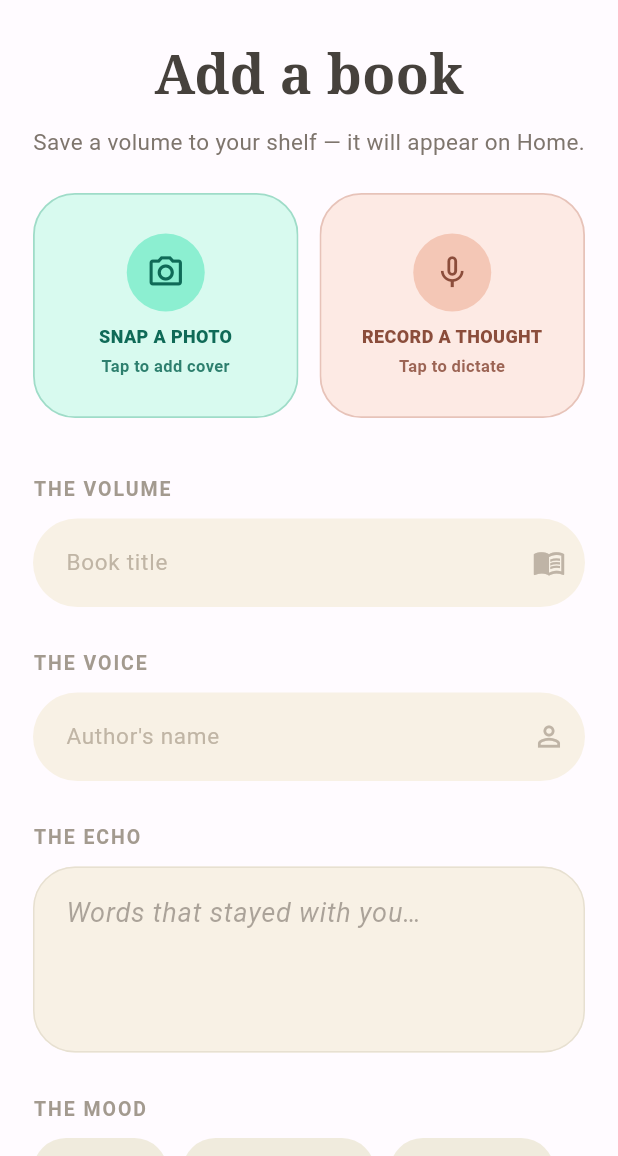
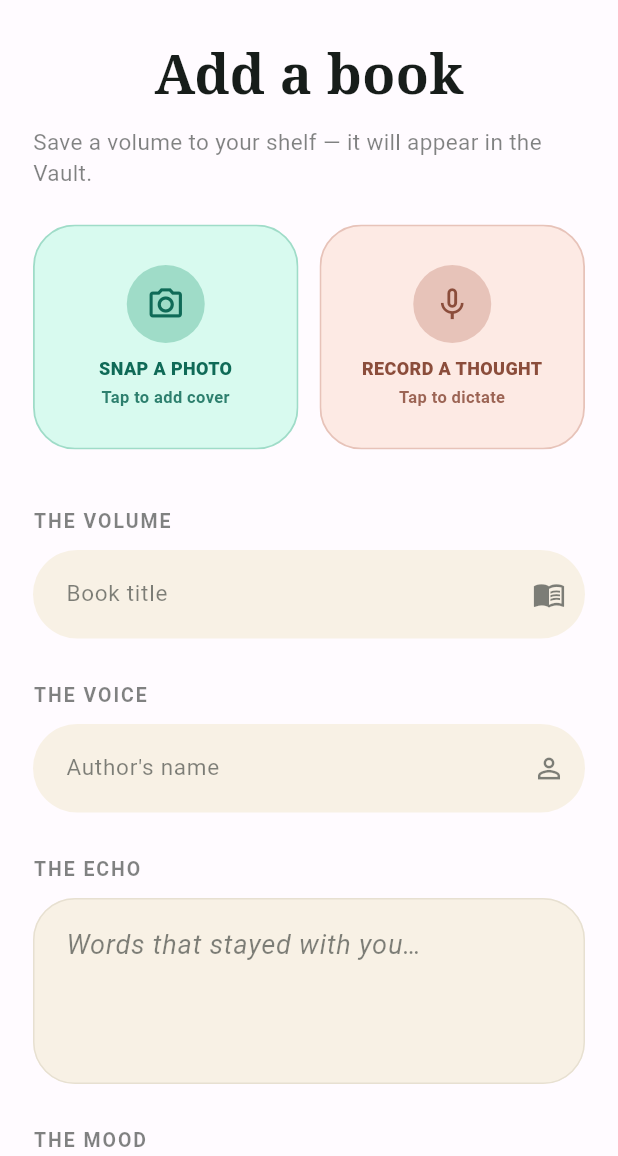
Before and after one commit to minhvyha/Ink-Echo, a Flutter app: the screen it shows once a user with an empty profile is signed in, after a tap on "Add entry", on a phone screen of 412 x 824 dp, the part 80-1236 px from its top. Run offline on Flutter 3.47's test engine with Material 3 defaults, Android fonts, the phone set to English and light mode, and no system bars; our stand-ins replace cloud_firestore, firebase_auth, firebase_core, google_sign_in, image_picker, permission_handler and 2 more; accounts and stored records are empty; network calls fail.

Commit message:
feat: Update LoginPage and ReflectionPage to use theme palette for consistent styling

```diff
--- a/lib/pages/login_page.dart
+++ b/lib/pages/login_page.dart
@@ -1,6 +1,8 @@
 import 'package:firebase_auth/firebase_auth.dart';
 import 'package:flutter/material.dart';
 import 'package:inkandecho/services/auth_service.dart';
+import 'package:inkandecho/theme/ink_echo_palette.dart';
+import 'package:inkandecho/theme/ink_echo_theme.dart';
 
 class LoginPage extends StatefulWidget {
   const LoginPage({super.key});
@@ -100,8 +102,9 @@ class _LoginPageState extends State<LoginPage> {
 
   @override
   Widget build(BuildContext context) {
+    final palette = context.inkPalette;
+
     return Scaffold(
-      backgroundColor: const Color(0xFFfffbff),
       body: SafeArea(
         child: SingleChildScrollView(
           child: Column(
@@ -110,13 +113,13 @@ class _LoginPageState extends State<LoginPage> {
                 padding: const EdgeInsets.symmetric(vertical: 24),
                 child: Row(
                   mainAxisAlignment: MainAxisAlignment.center,
-                  children: const [
-                    Icon(Icons.menu_book, color: Color(0xFF3EB489), size: 28),
+                  children: [
+                    Icon(Icons.menu_book, color: context.inkAccent, size: 28),
                     SizedBox(width: 8),
                     Text(
                       'Ink & Echo',
                       style: TextStyle(
-                        color: Color(0xFF3EB489),
+                        color: context.inkAccent,
                         fontSize: 24,
                         fontStyle: FontStyle.italic,
                         fontWeight: FontWeight.w600,
@@ -131,27 +134,27 @@ class _LoginPageState extends State<LoginPage> {
                   key: _formKey,
                   child: Column(
                     children: [
-                      _HeroBanner(),
+                      _HeroBanner(palette: palette),
                       const SizedBox(height: 28),
-                      const Text(
+                      Text(
                         'Welcome Home',
                         textAlign: TextAlign.center,
                         style: TextStyle(
                           fontSize: 34,
                           fontWeight: FontWeight.w800,
-                          color: Color(0xFF39382F),
+                          color: context.inkPrimaryText,
                         ),
                       ),
                       const SizedBox(height: 12),
-                      const Padding(
-                        padding: EdgeInsets.symmetric(horizontal: 8),
+                      Padding(
+                        padding: const EdgeInsets.symmetric(horizontal: 8),
                         child: Text(
                           'Sign in with email or Google to open your vault.',
                           textAlign: TextAlign.center,
                           style: TextStyle(
                             fontSize: 16,
                             height: 1.6,
-                            color: Color(0xFF66655A),
+                            color: context.inkMuted,
                           ),
                         ),
                       ),
@@ -183,7 +186,7 @@ class _LoginPageState extends State<LoginPage> {
                             _obscurePassword
                                 ? Icons.visibility_outlined
                                 : Icons.visibility_off_outlined,
-                            color: const Color(0xFFBFB4A6),
+                            color: context.inkMuted,
                           ),
                           onPressed: () => setState(
                             () => _obscurePassword = !_obscurePassword,
@@ -204,10 +207,10 @@ class _LoginPageState extends State<LoginPage> {
                           alignment: Alignment.centerRight,
                           child: TextButton(
                             onPressed: _loading ? null : _resetPassword,
-                            child: const Text(
+                            child: Text(
                               'Forgot password?',
                               style: TextStyle(
-                                color: Color(0xFF007352),
+                                color: context.inkPrimary,
                                 fontWeight: FontWeight.w600,
                               ),
                             ),
@@ -221,10 +224,10 @@ class _LoginPageState extends State<LoginPage> {
                         child: ElevatedButton(
                           onPressed: _loading ? null : _submitEmail,
                           style: ElevatedButton.styleFrom(
-                            backgroundColor: const Color(0xFF007352),
+                            backgroundColor: context.inkPrimary,
                             foregroundColor: Colors.white,
                             disabledBackgroundColor:
-                                const Color(0xFF007352).withValues(alpha: 0.5),
+                                context.inkPrimary.withValues(alpha: 0.5),
                             shape: RoundedRectangleBorder(
                               borderRadius: BorderRadius.circular(999),
                             ),
@@ -258,8 +261,8 @@ class _LoginPageState extends State<LoginPage> {
                           _isSignUp
                               ? 'Already have an account? Sign in'
                               : 'New here? Create an account',
-                          style: const TextStyle(
-                            color: Color(0xFF007352),
+                          style: TextStyle(
+                            color: context.inkPrimary,
                             fontWeight: FontWeight.w600,
                           ),
                         ),
@@ -270,24 +273,24 @@ class _LoginPageState extends State<LoginPage> {
                           Expanded(
                             child: Container(
                               height: 1,
-                              color: const Color(0xFFE6E3D3),
+                              color: context.inkPalette.border,
                             ),
                           ),
-                          const Padding(
-                            padding: EdgeInsets.symmetric(horizontal: 14),
+                          Padding(
+                            padding: const EdgeInsets.symmetric(horizontal: 14),
                             child: Text(
                               'OR',
                               style: TextStyle(
                                 fontSize: 12,
                                 letterSpacing: 2,
-                                color: Color(0xFF66655A),
+                                color: context.inkMuted,
                               ),
                             ),
                           ),
                           Expanded(
                             child: Container(
                               height: 1,
-                              color: const Color(0xFFE6E3D3),
+                              color: context.inkPalette.border,
                             ),
                           ),
                         ],
@@ -298,21 +301,21 @@ class _LoginPageState extends State<LoginPage> {
                         height: 58,
                         child: OutlinedButton.icon(
                           onPressed: _loading ? null : _signInWithGoogle,
-                          icon: const Icon(
+                          icon: Icon(
                             Icons.g_mobiledata,
                             size: 28,
-                            color: Color(0xFF39382F),
+                            color: context.inkPrimaryText,
                           ),
-                          label: const Text(
+                          label: Text(
                             'Continue with Google',
                             style: TextStyle(
                               fontSize: 17,
                               fontWeight: FontWeight.w700,
-                              color: Color(0xFF39382F),
+                              color: context.inkPrimaryText,
                             ),
                           ),
                           style: OutlinedButton.styleFrom(
-                            backgroundColor: const Color(0xFFF1EEE2),
+                            backgroundColor: palette.googleButtonBg,
                             side: BorderSide.none,
                             shape: RoundedRectangleBorder(
                               borderRadius: BorderRadius.circular(999),
@@ -321,15 +324,15 @@ class _LoginPageState extends State<LoginPage> {
                         ),
                       ),
                       const SizedBox(height: 26),
-                      const Padding(
-                        padding: EdgeInsets.symmetric(horizontal: 12),
+                      Padding(
+                        padding: const EdgeInsets.symmetric(horizontal: 12),
                         child: Text(
                           'By entering the sanctuary, you agree to our Terms of Ink and Privacy Echoes.',
                           textAlign: TextAlign.center,
                           style: TextStyle(
                             fontSize: 11,
                             height: 1.5,
-                            color: Color(0xFF66655A),
+                            color: context.inkMuted,
                           ),
                         ),
                       ),
@@ -347,6 +350,10 @@ class _LoginPageState extends State<LoginPage> {
 }
 
 class _HeroBanner extends StatelessWidget {
+  final InkEchoPalette palette;
+
+  const _HeroBanner({required this.palette});
+
   @override
   Widget build(BuildContext context) {
     return Stack(
@@ -356,13 +363,13 @@ class _HeroBanner extends StatelessWidget {
           height: 280,
           width: double.infinity,
           decoration: BoxDecoration(
-            color: const Color(0xFFF7F3EA),
+            color: palette.statCream,
             borderRadius: BorderRadius.circular(24),
-            boxShadow: const [
+            boxShadow: [
               BoxShadow(
-                color: Color.fromARGB(15, 57, 56, 47),
+                color: Theme.of(context).shadowColor.withValues(alpha: 0.12),
                 blurRadius: 32,
-                offset: Offset(0, 24),
+                offset: const Offset(0, 24),
               ),
             ],
             image: const DecorationImage(
@@ -381,11 +388,11 @@ class _HeroBanner extends StatelessWidget {
           child: Container(
             padding: const EdgeInsets.all(18),
             decoration: BoxDecoration(
-              color: const Color(0xFFfffbff).withValues(alpha: 0.45),
+              color: context.inkPalette.quoteOverlay,
               borderRadius: BorderRadius.circular(18),
-              border: Border.all(color: Colors.white.withValues(alpha: 0.25)),
+              border: Border.all(color: context.inkPalette.border),
             ),
-            child: const Column(
+            child: Column(
               crossAxisAlignment: CrossAxisAlignment.start,
               children: [
                 Text(
@@ -394,17 +401,17 @@ class _HeroBanner extends StatelessWidget {
                     fontSize: 18,
                     height: 1.5,
                     fontStyle: FontStyle.italic,
-                    color: Color(0xFF39382F),
+                    color: context.inkPrimaryText,
                   ),
                 ),
-                SizedBox(height: 10),
+                const SizedBox(height: 10),
                 Text(
                   'CICERO',
                   style: TextStyle(
                     fontSize: 11,
                     letterSpacing: 2,
                     fontWeight: FontWeight.w600,
-                    color: Color(0xFF66655A),
+                    color: context.inkMuted,
                   ),
                 ),
               ],
@@ -439,19 +446,20 @@ class _LoginTextField extends StatelessWidget {
 
   @override
   Widget build(BuildContext context) {
+    final palette = context.inkPalette;
     return TextFormField(
       controller: controller,
       obscureText: obscureText,
       keyboardType: keyboardType,
       autofillHints: autofillHints,
       validator: validator,
-      style: const TextStyle(color: Color(0xFF39382F)),
+      style: TextStyle(color: context.inkPrimaryText),
       decoration: InputDecoration(
         hintText: hint,
-        hintStyle: const TextStyle(color: Color(0xFFC0B5A5)),
+        hintStyle: TextStyle(color: context.inkMuted),
         filled: true,
-        fillColor: const Color(0xFFF8F1E5),
-        prefixIcon: Icon(icon, color: const Color(0xFFBFB4A6)),
+        fillColor: palette.inputFill,
+        prefixIcon: Icon(icon, color: context.inkMuted),
         suffixIcon: suffix,
         border: OutlineInputBorder(
           borderRadius: BorderRadius.circular(30),
@@ -463,11 +471,11 @@ class _LoginTextField extends StatelessWidget {
         ),
         focusedBorder: OutlineInputBorder(
           borderRadius: BorderRadius.circular(30),
-          borderSide: const BorderSide(color: Color(0xFF007352), width: 1.2),
+          borderSide: BorderSide(color: context.inkPrimary, width: 1.2),
         ),
         errorBorder: OutlineInputBorder(
           borderRadius: BorderRadius.circular(30),
-          borderSide: const BorderSide(color: Color(0xFF9C5D49)),
+          borderSide: BorderSide(color: Theme.of(context).colorScheme.error),
         ),
         contentPadding: const EdgeInsets.symmetric(horizontal: 18, vertical: 18),
       ),
--- a/lib/pages/reflection_page.dart
+++ b/lib/pages/reflection_page.dart
@@ -9,6 +9,8 @@ import '../widgets/common_buttons.dart';
 import '../services/book_service.dart';
 import '../utils/image_base64_encoder.dart';
 import '../utils/media_permissions.dart';
+import '../theme/ink_echo_palette.dart';
+import '../theme/ink_echo_theme.dart';
 
 class ReflectionPage extends StatefulWidget {
   final VoidCallback? onBookSaved;
@@ -125,7 +127,7 @@ class _ReflectionPageState extends State<ReflectionPage> {
   void _showPhotoOptions() {
     showModalBottomSheet<void>(
       context: context,
-      backgroundColor: const Color(0xFFfffbff),
+      backgroundColor: Theme.of(context).scaffoldBackgroundColor,
       shape: const RoundedRectangleBorder(
         borderRadius: BorderRadius.vertical(top: Radius.circular(24)),
       ),
@@ -294,6 +296,7 @@ class _ReflectionPageState extends State<ReflectionPage> {
   @override
   Widget build(BuildContext context) {
     final coverBytes = _coverPreviewBytes;
+    final palette = context.inkPalette;
 
     return Scaffold(
       body: SafeArea(
@@ -306,8 +309,8 @@ class _ReflectionPageState extends State<ReflectionPage> {
                 onClose: () => Navigator.of(context).maybePop(),
               ),
           const SizedBox(height: 6),
-          const Padding(
-            padding: EdgeInsets.symmetric(horizontal: 22),
+          Padding(
+            padding: const EdgeInsets.symmetric(horizontal: 22),
             child: Column(
               children: [
                 Text(
@@ -315,16 +318,16 @@ class _ReflectionPageState extends State<ReflectionPage> {
                   style: TextStyle(
                     fontSize: 36,
                     fontWeight: FontWeight.w800,
-                    color: Color(0xFF46413C),
+                    color: context.inkPrimaryText,
                     fontFamily: 'serif',
                   ),
                 ),
-                SizedBox(height: 8),
+                const SizedBox(height: 8),
                 Text(
-                  'Save a volume to your shelf — it will appear on Home.',
+                  'Save a volume to your shelf — it will appear in the Vault.',
                   style: TextStyle(
                     fontSize: 15,
-                    color: Color(0xFF7E756D),
+                    color: context.inkMuted,
                   ),
                 ),
               ],
@@ -340,10 +343,10 @@ class _ReflectionPageState extends State<ReflectionPage> {
                     label: 'SNAP A PHOTO',
                     subtitle: _photoSubtitle,
                     icon: Icons.camera_alt_outlined,
-                    background: const Color(0xFFD8FAEF),
-                    borderColor: const Color(0xFF9FDCC8),
-                    iconBackground: const Color(0xFF8CEFD1),
-                    textColor: const Color(0xFF0F6A57),
+                    background: palette.actionGreenBg,
+                    borderColor: palette.actionGreenBorder,
+                    iconBackground: palette.actionGreenBorder,
+                    textColor: palette.actionGreenIcon,
                     active: _coverImageBase64 != null,
                     onTap: () => _pickImage(ImageSource.camera),
                   ),
@@ -354,10 +357,10 @@ class _ReflectionPageState extends State<ReflectionPage> {
                     label: 'RECORD A THOUGHT',
                     subtitle: _voiceSubtitle,
                     icon: _isListening ? Icons.stop_rounded : Icons.mic_none,
-                    background: const Color(0xFFFDEAE4),
-                    borderColor: const Color(0xFFE7C3B9),
-                    iconBackground: const Color(0xFFF4C7B6),
-                    textColor: const Color(0xFF8B4D3B),
+                    background: palette.actionPeachBg,
+                    borderColor: palette.actionPeachBorder,
+                    iconBackground: palette.actionPeachBorder,
+                    textColor: palette.actionPeachIcon,
                     active: _isListening || _transcription != null,
                     onTap: _toggleListening,
                   ),
@@ -387,32 +390,31 @@ class _ReflectionPageState extends State<ReflectionPage> {
               controller: _echo,
               minLines: 4,
               maxLines: 8,
-              style: const TextStyle(
-                color: Color(0xFF4D433D),
+              style: TextStyle(
+                color: context.inkPrimaryText,
                 fontSize: 16,
                 height: 1.4,
               ),
               decoration: InputDecoration(
                 hintText: 'Words that stayed with you…',
                 hintStyle: TextStyle(
-                  color: const Color(0xFF4D433D).withValues(alpha: 0.45),
+                  color: context.inkMuted,
                   fontSize: 18,
                   fontStyle: FontStyle.italic,
                 ),
                 filled: true,
-                fillColor: const Color(0xFFF8F1E5),
+                fillColor: palette.inputFill,
                 border: OutlineInputBorder(
                   borderRadius: BorderRadius.circular(28),
-                  borderSide: const BorderSide(color: Color(0xFFE7E0D1)),
+                  borderSide: BorderSide(color: palette.border),
                 ),
                 enabledBorder: OutlineInputBorder(
                   borderRadius: BorderRadius.circular(28),
-                  borderSide: const BorderSide(color: Color(0xFFE7E0D1)),
+                  borderSide: BorderSide(color: palette.border),
                 ),
                 focusedBorder: OutlineInputBorder(
                   borderRadius: BorderRadius.circular(28),
-                  borderSide:
-                      const BorderSide(color: Color(0xFF1B9C7A), width: 1.4),
+                  borderSide: BorderSide(color: context.inkAccent, width: 1.4),
                 ),
                 contentPadding: const EdgeInsets.all(18),
               ),
@@ -445,36 +447,36 @@ class _ReflectionPageState extends State<ReflectionPage> {
               child: Container(
                 height: 250,
                 decoration: BoxDecoration(
-                  color: const Color(0xFFD6E8DE),
+                  color: palette.coverPlaceholder,
                   borderRadius: BorderRadius.circular(32),
-                  border: Border.all(color: const Color(0xFFB1D4C2)),
+                  border: Border.all(color: palette.coverBorder),
                 ),
                 child: ClipRRect(
                   borderRadius: BorderRadius.circular(31),
                   child: coverBytes == null
-                      ? const Center(
+                      ? Center(
                           child: Column(
                             mainAxisSize: MainAxisSize.min,
                             children: [
                               Icon(
                                 Icons.add_photo_alternate_outlined,
                                 size: 40,
-                                color: Color(0xFF7C756E),
+                                color: context.inkMuted,
                               ),
-                              SizedBox(height: 10),
+                              const SizedBox(height: 10),
                               Text(
                                 'Upload Cover Art',
                                 textAlign: TextAlign.center,
                                 style: TextStyle(
-                                  color: Color(0xFF7C756E),
+                                  color: context.inkMuted,
                                   fontSize: 18,
                                 ),
                               ),
-                              SizedBox(height: 4),
+                              const SizedBox(height: 4),
                               Text(
                                 'Stored as compressed base64 in Firestore',
                                 style: TextStyle(
-                                  color: Color(0xFF9A9289),
+                                  color: context.inkMuted,
                                   fontSize: 12,
                                 ),
                               ),
@@ -513,11 +515,11 @@ class _ReflectionPageState extends State<ReflectionPage> {
             Padding(
               padding: const EdgeInsets.symmetric(horizontal: 22),
               child: Material(
-                color: const Color(0xFFFDEAE4),
+                color: palette.transcriptionCard,
                 borderRadius: BorderRadius.circular(20),
                 child: ListTile(
                   leading:
-                      const Icon(Icons.text_fields, color: Color(0xFF8B4D3B)),
+                      Icon(Icons.text_fields, color: palette.actionPeachIcon),
                   title: const Text(
                     'Voice transcription',
                     style: TextStyle(fontWeight: FontWeight.w700),
@@ -569,23 +571,24 @@ class _BookTextField extends StatelessWidget {
 
   @override
   Widget build(BuildContext context) {
+    final palette = context.inkPalette;
     return Padding(
       padding: const EdgeInsets.symmetric(horizontal: 22),
       child: TextField(
         controller: controller,
         textCapitalization: TextCapitalization.sentences,
-        style: const TextStyle(
+        style: TextStyle(
           fontSize: 15,
-          color: Color(0xFF4D433D),
+          color: context.inkPrimaryText,
         ),
         decoration: InputDecoration(
           hintText: hint,
-          hintStyle: const TextStyle(
+          hintStyle: TextStyle(
             fontSize: 15,
-            color: Color(0xFFC0B5A5),
+            color: context.inkMuted,
           ),
           filled: true,
-          fillColor: const Color(0xFFF8F1E5),
+          fillColor: palette.inputFill,
           border: OutlineInputBorder(
             borderRadius: BorderRadius.circular(30),
             borderSide: BorderSide.none,
@@ -596,11 +599,11 @@ class _BookTextField extends StatelessWidget {
           ),
           focusedBorder: OutlineInputBorder(
             borderRadius: BorderRadius.circular(30),
-            borderSide: const BorderSide(color: Color(0xFF1B9C7A), width: 1.2),
+            borderSide: BorderSide(color: context.inkAccent, width: 1.2),
           ),
           contentPadding:
               const EdgeInsets.symmetric(horizontal: 18, vertical: 18),
-          suffixIcon: Icon(icon, color: const Color(0xFFBFB4A6), size: 22),
+          suffixIcon: Icon(icon, color: context.inkMuted, size: 22),
         ),
       ),
     );
@@ -617,11 +620,11 @@ class _FieldLabel extends StatelessWidget {
       padding: const EdgeInsets.symmetric(horizontal: 22, vertical: 10),
       child: Text(
         text,
-        style: const TextStyle(
+        style: TextStyle(
           fontSize: 13,
           fontWeight: FontWeight.w700,
           letterSpacing: 1.3,
-          color: Color(0xFFA39A8F),
+          color: context.inkMuted,
         ),
       ),
     );
@@ -649,16 +652,20 @@ class _MoodChip extends StatelessWidget {
         child: Container(
           padding: const EdgeInsets.symmetric(horizontal: 16, vertical: 12),
           decoration: BoxDecoration(
-            color: selected ? const Color(0xFF85EFC1) : const Color(0xFFF0EBDD),
+            color: selected
+                ? context.inkAccent.withValues(alpha: 0.35)
+                : context.inkSurface,
             borderRadius: BorderRadius.circular(999),
+            border: Border.all(
+              color: selected ? context.inkAccent : context.inkPalette.border,
+            ),
           ),
           child: Text(
             text,
             style: TextStyle(
               fontSize: 14,
               fontWeight: FontWeight.w600,
-              color:
-                  selected ? const Color(0xFF0D5C4A) : const Color(0xFF5A544E),
+              color: selected ? context.inkPrimary : context.inkPrimaryText,
             ),
           ),
         ),
```
